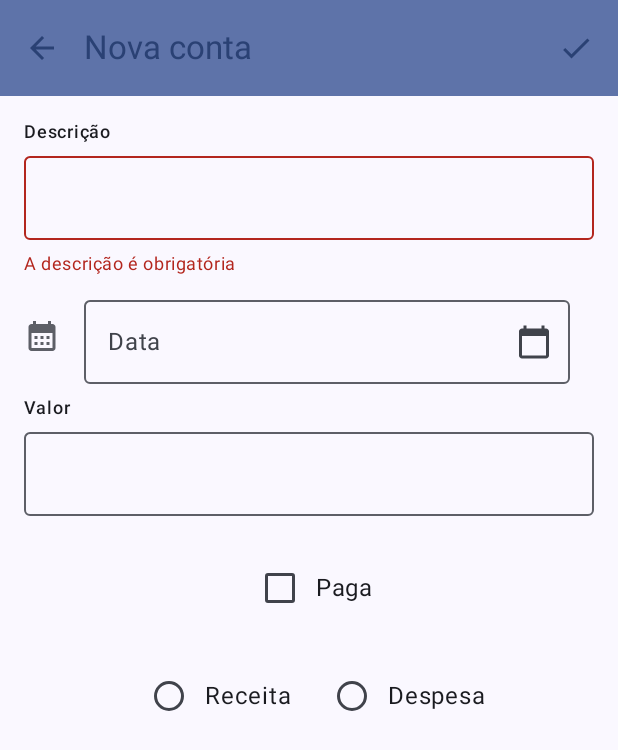
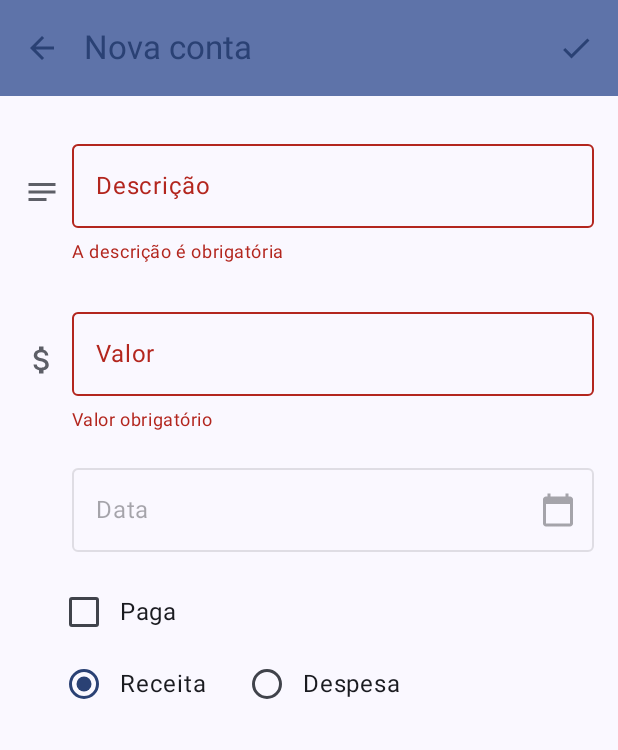
Before and after one commit to viniciusbarross/account-app, an Android app built with Jetpack Compose: the composable FormularioContaScreen shown on its own in the app's theme, after a tap on "Salvar", on a phone screen of 412 x 824 dp. Shown: the top 750 px of the screen. Run offline under Robolectric (Android 15) with nearby library versions, the phone set to English and light mode, and no system bars.

Commit message:
feat: added last changed to work project with all features

```diff
--- a/app/src/main/java/br/edu/utfpr/trabalhofinal/ui/conta/form/FormularioContaScreen.kt
+++ b/app/src/main/java/br/edu/utfpr/trabalhofinal/ui/conta/form/FormularioContaScreen.kt
@@ -208,25 +208,61 @@ private fun FormContent(
             .padding(all = 16.dp)
             .imePadding()
             .verticalScroll(rememberScrollState()),
-        horizontalAlignment = Alignment.CenterHorizontally
+        horizontalAlignment = Alignment.Start
     ) {
+        // Campo de Descrição
+        Row(
+            verticalAlignment = Alignment.CenterVertically,
+            modifier = Modifier.fillMaxWidth()
+        ) {
+            Icon(
+                imageVector = Icons.AutoMirrored.Filled.Notes,
+                contentDescription = stringResource(R.string.descricao),
+                tint = MaterialTheme.colorScheme.outline
+            )
+            Spacer(modifier = Modifier.size(8.dp))
             FormTextField(
                 titulo = stringResource(R.string.descricao),
                 campoFormulario = descricao,
                 onValorAlterado = onDescricaoAlterada,
-            enabled = !processando
+                enabled = !processando,
+                modifier = Modifier.weight(1f)
             )
+        }
 
-        Row(verticalAlignment = Alignment.CenterVertically) {
+        Spacer(modifier = Modifier.size(16.dp))
+
+        Row(
+            verticalAlignment = Alignment.CenterVertically,
+            modifier = Modifier.fillMaxWidth()
+        ) {
             Icon(
-                imageVector = Icons.Filled.CalendarMonth,
-                contentDescription = stringResource(R.string.data),
+                imageVector = Icons.Filled.AttachMoney,
+                contentDescription = stringResource(R.string.valor),
                 tint = MaterialTheme.colorScheme.outline
             )
+            Spacer(modifier = Modifier.size(8.dp))
+            FormTextField(
+                titulo = stringResource(R.string.valor),
+                campoFormulario = valor,
+                onValorAlterado = onValorAlterado,
+                enabled = !processando,
+                modifier = Modifier.weight(1f),
+                keyboardOptions = KeyboardOptions.Default.copy(
+                    keyboardType = KeyboardType.Number
+                )
+            )
+        }
+
+        Spacer(modifier = Modifier.size(16.dp))
+
+        Row(
+            verticalAlignment = Alignment.CenterVertically,
+            modifier = Modifier.fillMaxWidth()
+        ) {
+            Spacer(modifier = Modifier.size(32.dp))
             FormDatePicker(
-                modifier = Modifier
-                    .fillMaxWidth()
-                    .padding(horizontal = 16.dp, vertical = 8.dp),
+                modifier = Modifier.fillMaxWidth(),
                 campoFormulario = data,
                 onValorAlterado = onDataAlterada,
                 calendar = calendar,
@@ -234,32 +270,27 @@ private fun FormContent(
             )
         }
 
-        FormTextField(
-            titulo = stringResource(R.string.valor),
-            campoFormulario = valor,
-            onValorAlterado = onValorAlterado,
-            enabled = !processando
-        )
+        Spacer(modifier = Modifier.size(16.dp))
 
         Row(
             verticalAlignment = Alignment.CenterVertically,
-            modifier = Modifier.padding(horizontal = 16.dp, vertical = 8.dp)
+            modifier = Modifier.fillMaxWidth().padding(start = 16.dp)
         ) {
             FormCheckbox(
-                modifier = Modifier.padding(horizontal = 16.dp, vertical = 8.dp),
+                modifier = Modifier.padding(end = 16.dp),
                 checked = paga,
                 onCheckChanged = onStatusPagamentoAlterado,
                 enabled = !processando,
                 label = stringResource(R.string.paga)
             )
-
         }
 
         Row(
             verticalAlignment = Alignment.CenterVertically,
-            modifier = Modifier.padding(horizontal = 16.dp, vertical = 8.dp)
+            modifier = Modifier.fillMaxWidth().padding(start = 16.dp)
         ) {
             RadioButton(
+
                 selected = tipo.valor == "Receita",
                 onClick = { onTipoAlterado("Receita") },
                 enabled = !processando
@@ -272,6 +303,7 @@ private fun FormContent(
                 enabled = !processando
             )
             Text(text = stringResource(R.string.despesa))
+
         }
     }
 }
@@ -284,14 +316,8 @@ fun FormTextField(
     enabled: Boolean,
     modifier: Modifier = Modifier,
     keyboardOptions: KeyboardOptions = KeyboardOptions.Default,
-    visualTransformation: VisualTransformation = VisualTransformation.None
 ) {
     Column(modifier = modifier.fillMaxWidth()) {
-        Text(
-            text = titulo,
-            style = MaterialTheme.typography.labelMedium,
-            color = MaterialTheme.colorScheme.onSurface
-        )
         OutlinedTextField(
             value = campoFormulario.valor,
             onValueChange = onValorAlterado,
@@ -301,7 +327,7 @@ fun FormTextField(
             enabled = enabled,
             isError = campoFormulario.contemErro,
             keyboardOptions = keyboardOptions,
-            visualTransformation = visualTransformation
+            label = { Text(titulo) }
         )
         if (campoFormulario.contemErro) {
             Text(
@@ -322,12 +348,10 @@ fun FormDatePicker(
     calendar: Calendar,
     context: android.content.Context
 ) {
-
     val datePickerDialog = remember {
         android.app.DatePickerDialog(
             context,
             { _, year, month, dayOfMonth ->
-
                 val selectedDate = String.format("%02d/%02d/%04d", dayOfMonth, month + 1, year)
                 onValorAlterado(selectedDate)
             },
@@ -340,7 +364,9 @@ fun FormDatePicker(
     OutlinedTextField(
         value = campoFormulario.valor,
         onValueChange = {},
-        modifier = modifier,
+        modifier = modifier
+            .fillMaxWidth()
+            .clickable { datePickerDialog.show() },
         readOnly = true,
         enabled = !campoFormulario.contemErro,
         label = { Text(text = stringResource(R.string.data)) },
@@ -354,6 +380,8 @@ fun FormDatePicker(
         isError = campoFormulario.contemErro
     )
 }
+
+
 
 
 @Composable
--- a/app/src/main/java/br/edu/utfpr/trabalhofinal/ui/conta/form/FormularioContaState.kt
+++ b/app/src/main/java/br/edu/utfpr/trabalhofinal/ui/conta/form/FormularioContaState.kt
@@ -1,5 +1,6 @@
 package br.edu.utfpr.trabalhofinal.ui.conta.form
 
+import androidx.compose.runtime.mutableStateOf
 import br.edu.utfpr.trabalhofinal.data.Conta
 
 data class CampoFormulario(
@@ -24,7 +25,7 @@ data class FormularioContaState(
     val data: CampoFormulario = CampoFormulario(),
     val valor: CampoFormulario = CampoFormulario(),
     val paga: Boolean = false,
-    val tipo: CampoFormulario = CampoFormulario()
+    val tipo: CampoFormulario = CampoFormulario(valor = "Receita")
 ) {
     val contaNova get(): Boolean = idConta <= 0
     val formularioValido get(): Boolean = descricao.valido &&
--- a/app/src/main/java/br/edu/utfpr/trabalhofinal/ui/conta/form/FormularioContaViewModel.kt
+++ b/app/src/main/java/br/edu/utfpr/trabalhofinal/ui/conta/form/FormularioContaViewModel.kt
@@ -72,23 +72,52 @@ class FormularioContaViewModel(
 
     fun onDataAlterada(novaData: String) {
         if (state.data.valor != novaData) {
+            val codigoErro = validarData(novaData)
             state = state.copy(
                 data = state.data.copy(
-                    valor = novaData
+                    valor = novaData,
+                    codigoMensagemErro = codigoErro
                 )
             )
         }
     }
 
+    private fun validarData(data: String): Int {
+        return if (data.isBlank()) {
+            R.string.data_obrigatoria
+        } else {
+
+            return try {
+                LocalDate.parse(data, DateTimeFormatter.ofPattern("dd/MM/yyyy"))
+                0
+            } catch (e: Exception) {
+                R.string.data_invalida
+            }
+        }
+    }
+
+
     fun onValorAlterado(novoValor: String) {
         if (state.valor.valor != novoValor) {
+            val codigoErro = validarValor(novoValor)
             state = state.copy(
                 valor = state.valor.copy(
-                    valor = novoValor
+                    valor = novoValor,
+                    codigoMensagemErro = codigoErro
                 )
             )
         }
     }
+
+    private fun validarValor(valor: String): Int {
+        return if (valor.isBlank() || valor.toBigDecimalOrNull() == null) {
+            R.string.valor_obrigatorio
+        } else {
+            0
+        }
+    }
+
+
 
     fun onStatusPagamentoAlterado(novoStatusPagamento: Boolean) {
         if (state.paga != novoStatusPagamento) {
@@ -134,10 +163,18 @@ class FormularioContaViewModel(
         state = state.copy(
             descricao = state.descricao.copy(
                 codigoMensagemErro = validarDescricao(state.descricao.valor)
+            ),
+            valor = state.valor.copy(
+                codigoMensagemErro = validarValor(state.valor.valor)
+            ),
+            data = state.data.copy(
+                codigoMensagemErro = validarData(state.data.valor)
             )
         )
         return state.formularioValido
     }
+
+
 
     fun mostrarDialogConfirmacao() {
         state = state.copy(mostrarDialogConfirmacao = true)
--- a/app/src/main/res/values/strings.xml
+++ b/app/src/main/res/values/strings.xml
@@ -34,4 +34,7 @@
     <string name="mensagem_confirmacao_remover_contato">Esse registro será removido permanentemente</string>
     <string name="valor_invalido">Informe um valor válido</string>
     <string name="selecionar_data">Selecionar data</string>
+    <string name="valor_obrigatorio">Valor obrigatório</string>
+    <string name="data_obrigatoria">Data obrigatória</string>
+    <string name="data_invalida">Data inválida</string>
 </resources>
```
Lines whose indentation alone changed are shown as unchanged.
